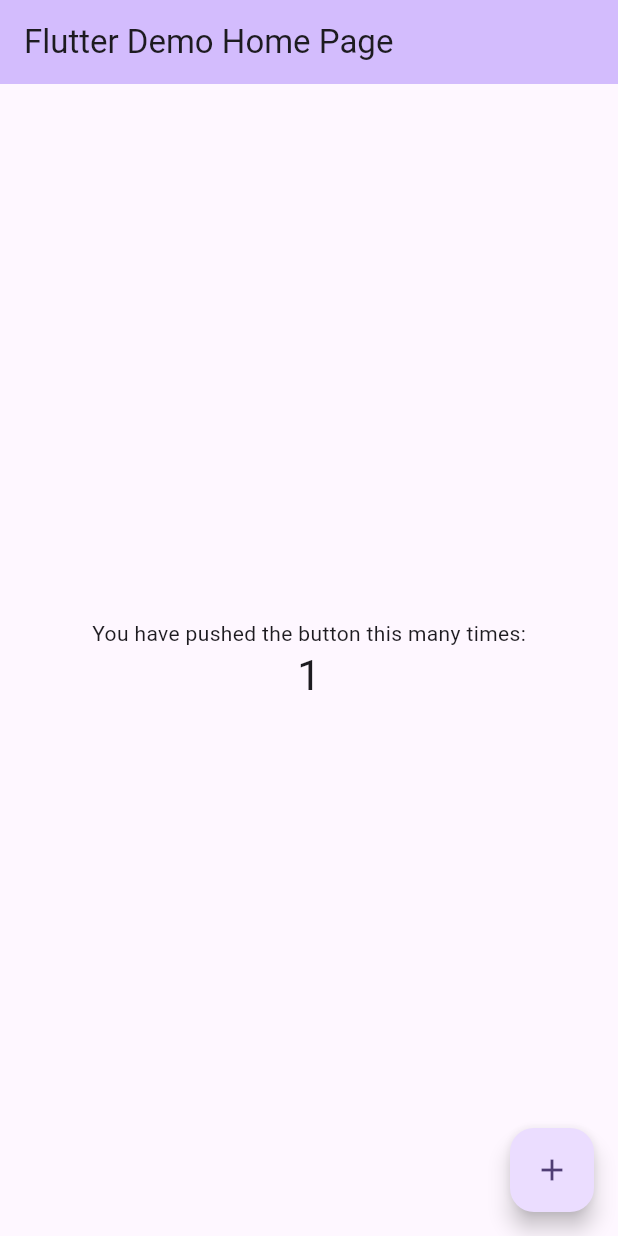
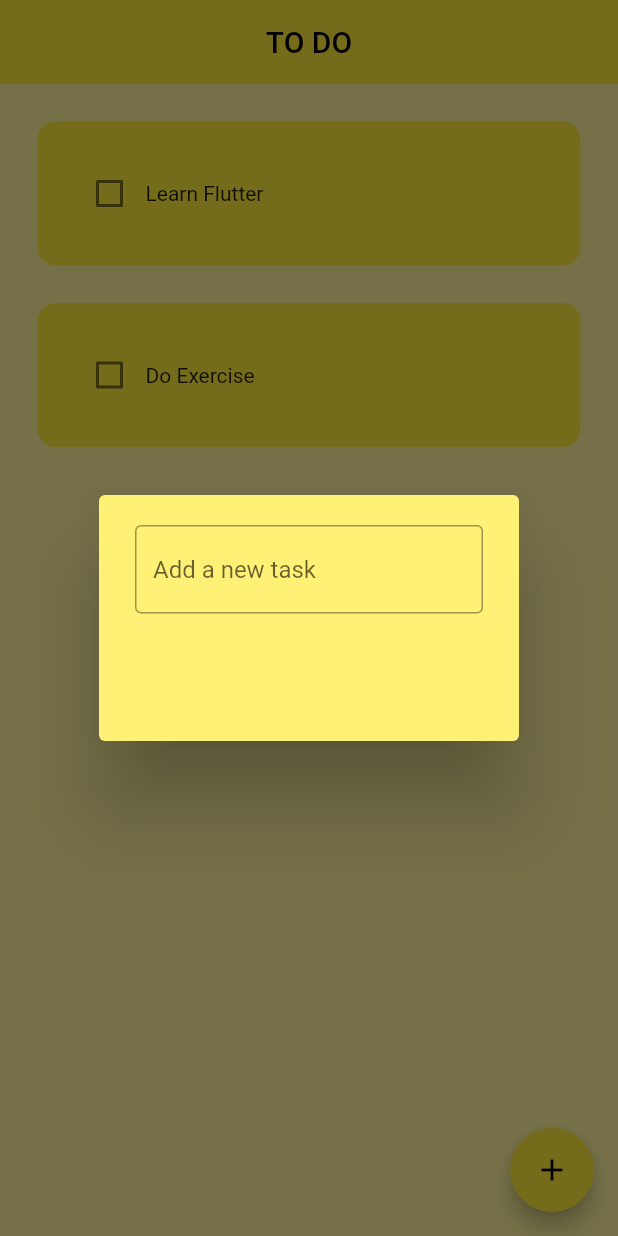
Before and after one commit to itsmohsin/todo_list, a Flutter app: the screen it shows after launch, after a tap on the "add" icon, on a phone screen of 412 x 824 dp. Run offline on Flutter 3.47's test engine with Material 2 defaults, Android fonts, the phone set to English and light mode, and no system bars.

Commit message:
addded todo_tile

```diff
--- /dev/null
+++ b/lib/components/dialog_box.dart
@@ -0,0 +1,34 @@
+import 'package:flutter/material.dart';
+
+class DialogBox extends StatelessWidget {
+  const DialogBox({super.key});
+
+  @override
+  Widget build(BuildContext context) {
+    return AlertDialog(
+      backgroundColor: Colors.yellow[300],
+      content: Container(
+          height: 120,
+          child: Column(
+            children: [
+              // get user input
+              TextField(
+                decoration: InputDecoration(
+                  border: OutlineInputBorder(),
+                  hintText: "Add a new task",
+                ),
+              ),
+
+              // button -> save + cancel
+              Row(
+                children: [
+                  // save button
+
+                  // cancel button
+                ],
+              )
+            ],
+          )),
+    );
+  }
+}
--- /dev/null
+++ b/lib/components/my_button.dart
@@ -0,0 +1,17 @@
+import 'package:flutter/material.dart';
+
+class MyButton extends StatelessWidget {
+  final String text;
+  VoidCallback onPressed;
+
+  MyButton({super.key, required this.text, required this.onPressed});
+
+  @override
+  Widget build(BuildContext context) {
+    return MaterialButton(
+      onPressed: onPressed,
+      color: Theme.of(context).primaryColor,
+      child: Text(text),
+    );
+  }
+}
--- /dev/null
+++ b/lib/components/todo_tile.dart
@@ -0,0 +1,46 @@
+import 'package:flutter/material.dart';
+
+class ToDoTile extends StatelessWidget {
+  final String taskName;
+  final bool taskCompleted;
+  Function(bool?)? onChanged;
+
+  ToDoTile(
+      {super.key,
+      required this.taskName,
+      required this.taskCompleted,
+      required this.onChanged});
+
+  @override
+  Widget build(BuildContext context) {
+    return Padding(
+      padding: const EdgeInsets.only(left: 25.0, right: 25.0, top: 25),
+      child: Container(
+        padding: const EdgeInsets.all(24),
+        child: Row(
+          children: [
+            // checkbox
+            Checkbox(
+              value: taskCompleted,
+              onChanged: onChanged,
+              activeColor: Colors.black,
+            ),
+
+            // task name
+            Text(
+              taskName,
+              style: TextStyle(
+                  decoration: taskCompleted
+                      ? TextDecoration.lineThrough
+                      : TextDecoration.none),
+            ),
+          ],
+        ),
+        decoration: BoxDecoration(
+          color: Colors.yellow,
+          borderRadius: BorderRadius.circular(12),
+        ),
+      ),
+    );
+  }
+}
--- a/lib/main.dart
+++ b/lib/main.dart
@@ -1,4 +1,5 @@
 import 'package:flutter/material.dart';
+import 'package:todo_list/pages/home_page.dart';
 
 void main() {
   runApp(const MyApp());
@@ -11,115 +12,9 @@ class MyApp extends StatelessWidget {
   @override
   Widget build(BuildContext context) {
     return MaterialApp(
-      title: 'Flutter Demo',
-      theme: ThemeData(
-        // This is the theme of your application.
-        //
-        // TRY THIS: Try running your application with "flutter run". You'll see
-        // the application has a blue toolbar. Then, without quitting the app,
-        // try changing the seedColor in the colorScheme below to Colors.green
-        // and then invoke "hot reload" (save your changes or press the "hot
-        // reload" button in a Flutter-supported IDE, or press "r" if you used
-        // the command line to start the app).
-        //
-        // Notice that the counter didn't reset back to zero; the application
-        // state is not lost during the reload. To reset the state, use hot
-        // restart instead.
-        //
-        // This works for code too, not just values: Most code changes can be
-        // tested with just a hot reload.
-        colorScheme: ColorScheme.fromSeed(seedColor: Colors.deepPurple),
-        useMaterial3: true,
-      ),
-      home: const MyHomePage(title: 'Flutter Demo Home Page'),
+      debugShowCheckedModeBanner: false,
+      home: const HomePage(),
+      theme: ThemeData(primarySwatch: Colors.yellow),
     );
   }
 }
-
-class MyHomePage extends StatefulWidget {
-  const MyHomePage({super.key, required this.title});
-
-  // This widget is the home page of your application. It is stateful, meaning
-  // that it has a State object (defined below) that contains fields that affect
-  // how it looks.
-
-  // This class is the configuration for the state. It holds the values (in this
-  // case the title) provided by the parent (in this case the App widget) and
-  // used by the build method of the State. Fields in a Widget subclass are
-  // always marked "final".
-
-  final String title;
-
-  @override
-  State<MyHomePage> createState() => _MyHomePageState();
-}
-
-class _MyHomePageState extends State<MyHomePage> {
-  int _counter = 0;
-
-  void _incrementCounter() {
-    setState(() {
-      // This call to setState tells the Flutter framework that something has
-      // changed in this State, which causes it to rerun the build method below
-      // so that the display can reflect the updated values. If we changed
-      // _counter without calling setState(), then the build method would not be
-      // called again, and so nothing would appear to happen.
-      _counter++;
-    });
-  }
-
-  @override
-  Widget build(BuildContext context) {
-    // This method is rerun every time setState is called, for instance as done
-    // by the _incrementCounter method above.
-    //
-    // The Flutter framework has been optimized to make rerunning build methods
-    // fast, so that you can just rebuild anything that needs updating rather
-    // than having to individually change instances of widgets.
-    return Scaffold(
-      appBar: AppBar(
-        // TRY THIS: Try changing the color here to a specific color (to
-        // Colors.amber, perhaps?) and trigger a hot reload to see the AppBar
-        // change color while the other colors stay the same.
-        backgroundColor: Theme.of(context).colorScheme.inversePrimary,
-        // Here we take the value from the MyHomePage object that was created by
-        // the App.build method, and use it to set our appbar title.
-        title: Text(widget.title),
-      ),
-      body: Center(
-        // Center is a layout widget. It takes a single child and positions it
-        // in the middle of the parent.
-        child: Column(
-          // Column is also a layout widget. It takes a list of children and
-          // arranges them vertically. By default, it sizes itself to fit its
-          // children horizontally, and tries to be as tall as its parent.
-          //
-          // Column has various properties to control how it sizes itself and
-          // how it positions its children. Here we use mainAxisAlignment to
-          // center the children vertically; the main axis here is the vertical
-          // axis because Columns are vertical (the cross axis would be
-          // horizontal).
-          //
-          // TRY THIS: Invoke "debug painting" (choose the "Toggle Debug Paint"
-          // action in the IDE, or press "p" in the console), to see the
-          // wireframe for each widget.
-          mainAxisAlignment: MainAxisAlignment.center,
-          children: <Widget>[
-            const Text(
-              'You have pushed the button this many times:',
-            ),
-            Text(
-              '$_counter',
-              style: Theme.of(context).textTheme.headlineMedium,
-            ),
-          ],
-        ),
-      ),
-      floatingActionButton: FloatingActionButton(
-        onPressed: _incrementCounter,
-        tooltip: 'Increment',
-        child: const Icon(Icons.add),
-      ), // This trailing comma makes auto-formatting nicer for build methods.
-    );
-  }
-}
--- /dev/null
+++ b/lib/pages/home_page.dart
@@ -0,0 +1,61 @@
+import 'package:flutter/material.dart';
+import 'package:todo_list/components/dialog_box.dart';
+import 'package:todo_list/components/todo_tile.dart';
+
+class HomePage extends StatefulWidget {
+  const HomePage({super.key});
+
+  @override
+  State<HomePage> createState() => _HomePageState();
+}
+
+class _HomePageState extends State<HomePage> {
+  // list of todo task
+  List toDoList = [
+    ["Learn Flutter", false],
+    ["Do Exercise", false],
+  ];
+
+  // checkbox was tapped
+  void checkBoxChanged(bool? value, int index) {
+    setState(() {
+      toDoList[index][1] = !toDoList[index][1];
+    });
+  }
+
+  // create a new task
+  void createNewTask() {
+    showDialog(
+      context: context,
+      builder: (context) {
+        return DialogBox();
+      },
+    );
+  }
+
+  @override
+  Widget build(BuildContext context) {
+    return Scaffold(
+      backgroundColor: Colors.yellow[200],
+      appBar: AppBar(
+        centerTitle: true,
+        title: const Text('TO DO'),
+        elevation: 0,
+      ),
+      floatingActionButton: FloatingActionButton(
+        onPressed: createNewTask,
+        child: Icon(Icons.add),
+      ),
+      body: ListView.builder(
+        itemCount: toDoList.length,
+        itemBuilder: (context, index) {
+          return ToDoTile(
+            taskName: toDoList[index][0],
+            taskCompleted: toDoList[index][1],
+            onChanged: (value) => checkBoxChanged(value, index),
+          );
+        },
+      ),
+    );
+  }
+}
```
